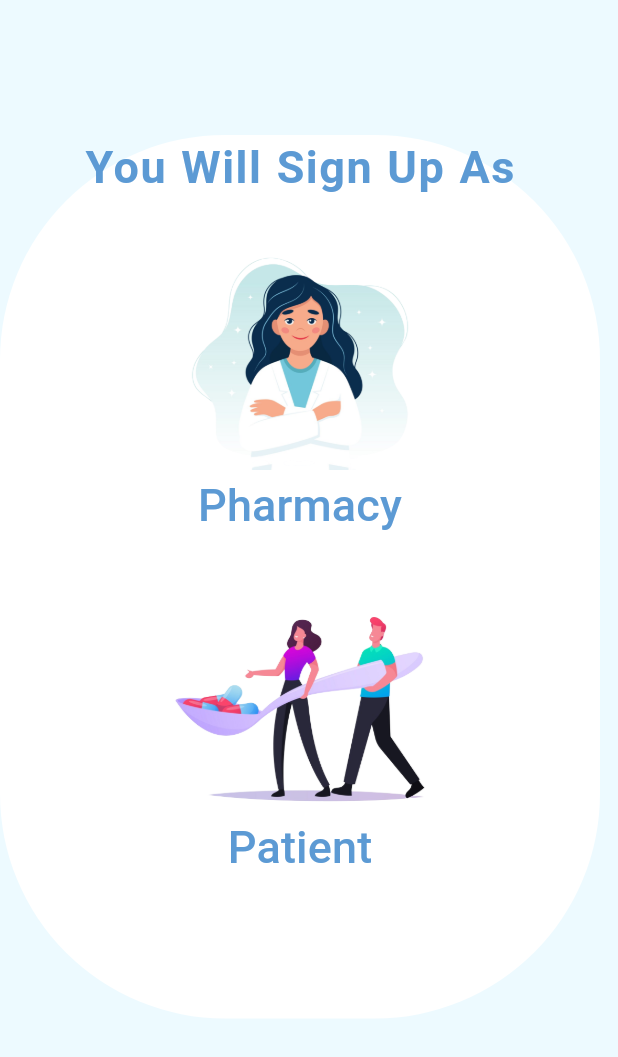
After one commit to Tamaraamis/PharmaRoad, a Flutter app: the User screen opened directly, on a phone screen of 412 x 824 dp. The commit adds this screen. Shown: the top 1057 px of the screen. Run offline on Flutter 3.47's test engine with Material 3 defaults, Android fonts, the phone set to English and light mode, and no system bars; our stand-ins replace cloud_firestore, email_validator, firebase_auth, firebase_core, get, image_picker; missing offline and left inert: firebase_app_check, flutter_phone_direct_caller; accounts and stored records are empty.

Commit message:
new pages zain

```diff
--- /dev/null
+++ b/lib/home/user.dart
@@ -0,0 +1,113 @@
+import 'package:flutter/material.dart';
+import 'package:flutter_application_2/home/color.dart';
+import '../home/try.dart';
+import '../auth/logmanager.dart';
+
+class User extends StatefulWidget {
+  const User({super.key});
+
+  @override
+  State<User> createState() => _UserState();
+}
+
+class _UserState extends State<User> {
+  @override
+  Widget build(BuildContext context) {
+    return Scaffold(
+        backgroundColor: const Color(0xffEDFAFF),
+        body: //Center
+            Container(
+          margin: const EdgeInsets.only(top: 90),
+          decoration: BoxDecoration(
+              color: const Color(0xffFFFFFF),
+              borderRadius: BorderRadius.circular(150)),
+          child: SingleChildScrollView(
+              scrollDirection: Axis.vertical,
+              child: Column(
+                mainAxisAlignment: MainAxisAlignment.spaceEvenly,
+                crossAxisAlignment: CrossAxisAlignment.center,
+                children: [
+                  const Text(
+                    "You Will Sign Up As",
+                    style: TextStyle(
+                        color: pColor,
+                        fontSize: 30,
+                        fontWeight: FontWeight.bold,
+                        letterSpacing: 1,
+                        wordSpacing: 1),
+                    textAlign: TextAlign.left,
+                  ),
+                  const SizedBox(
+                    height: 30,
+                  ),
+                  Image.asset(
+                    "images/p5.png",
+                    height: 150,
+                    width: 400,
+                  ),
+                  MaterialButton(
+                    onPressed: () {
+                      // Navigator.of(context) .pushNamed("Login");
+                      Navigator.pushReplacement(
+                          context,
+                          MaterialPageRoute(
+                              builder: (context) => const LogM()));
+                    },
+
+                    elevation: 20,
+                    height: 10,
+                    minWidth: 200,
+
+                    child: const Text("Pharmacy",
+                        style: TextStyle(fontSize: 30, color: pColor)),
+                    // splashColor: Colors.blue,
+                  ),
+                  const SizedBox(
+                    height: 30,
+                  ),
+                  Image.asset(
+                    "images/pp1.png",
+                    height: 150,
+                    width: 400,
+                  ),
+                  MaterialButton(
+                    onPressed: () {
+                      Navigator.pushReplacement(context,
+                          MaterialPageRoute(builder: (context) => const Log()));
+                    },
+                    elevation: 20,
+                    height: 10,
+                    minWidth: 200,
+                    splashColor: Colors.blue,
+                    child: const Text(
+                      "Patient",
+                      style: TextStyle(fontSize: 30, color: pColor),
+                    ),
+                  ),
+                  const SizedBox(
+                    height: 90,
+                  ),
+                  // Image.asset(
+                  //   "images/pharm.png",
+                  //   height: 150,
+                  //   width: 450,
+                  // ),
+                  // MaterialButton(
+                  //   onPressed: () {
+                  //     Navigator.pushReplacement(context,
+                  //         MaterialPageRoute(builder: (context) => const Log()));
+                  //   },
+                  //   elevation: 20,
+                  //   height: 10,
+                  //   minWidth: 200,
+                  //   splashColor: Colors.blue,
+                  //   child: const Text(
+                  //     "Distributor",
+                  //     style: TextStyle(fontSize: 30, color: pColor),
+                  //   ),
+                  // ),
+                ],
+              )),
+        ));
+  }
+}
--- a/lib/main.dart
+++ b/lib/main.dart
@@ -1,8 +1,10 @@
 //main.dart
 import 'package:flutter/material.dart';
+import 'package:flutter_application_2/PharmacyManger/profileM.dart';
 import 'package:flutter_application_2/auth/welcome.dart';
 import 'package:flutter_application_2/home/contact-us.dart';
 import 'package:flutter_application_2/home/profilee.dart';
+import 'package:flutter_application_2/poplularmedicine/product.dart';
 import 'PharmacyManger/list.dart';
 import 'PharmacyManger/homeph.dart';
 import 'auth/logmanager.dart';
@@ -70,6 +72,8 @@ class MyApp extends StatelessWidget {
         "uploadpic": (context) => uploadpic(),
         "contact-us": (context) => contactR(),
         "profilee": (context) => profile(),
+        "product":(context) => product(),
+        "profileM":(context) => pro()
       },
     );
   }
```
Also changed, not shown: lib/PharmacyManger/profileM.dart (added, +279 -0 lines), lib/poplularmedicine/data.dart (added, +59 -0 lines), lib/poplularmedicine/product.dart (added, +64 -0 lines), pubspec.lock.
